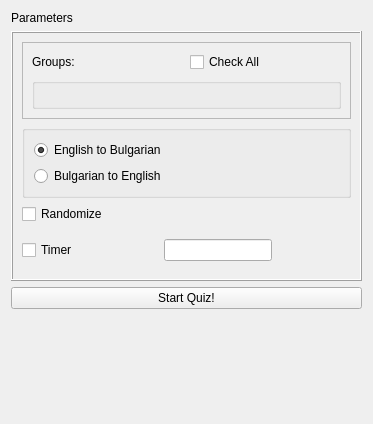
Above: Forms/QuizParametersWidget.ui from iatanasov77/qvocabulary before the change. Below: the same form after it.
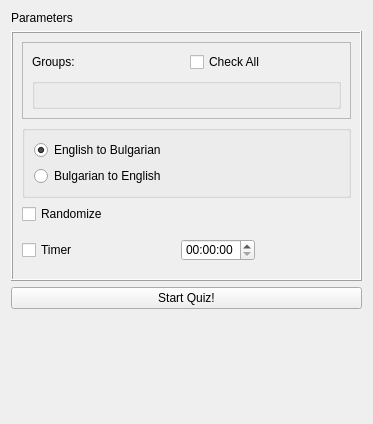
That is the form after the change.

Commit message: Change QuizParameters time widget from QLineEdit to QTimeEdit.

Patch:
```diff
--- a/Forms/QuizParametersWidget.ui
+++ b/Forms/QuizParametersWidget.ui
@@ -164,7 +164,7 @@
             </spacer>
            </item>
            <item>
-            <widget class="QLineEdit" name="leTimer"/>
+            <widget class="QTimeEdit" name="teTimer"/>
            </item>
            <item>
             <spacer name="horizontalSpacer_2">
```
The commit also changes 2 other files.
